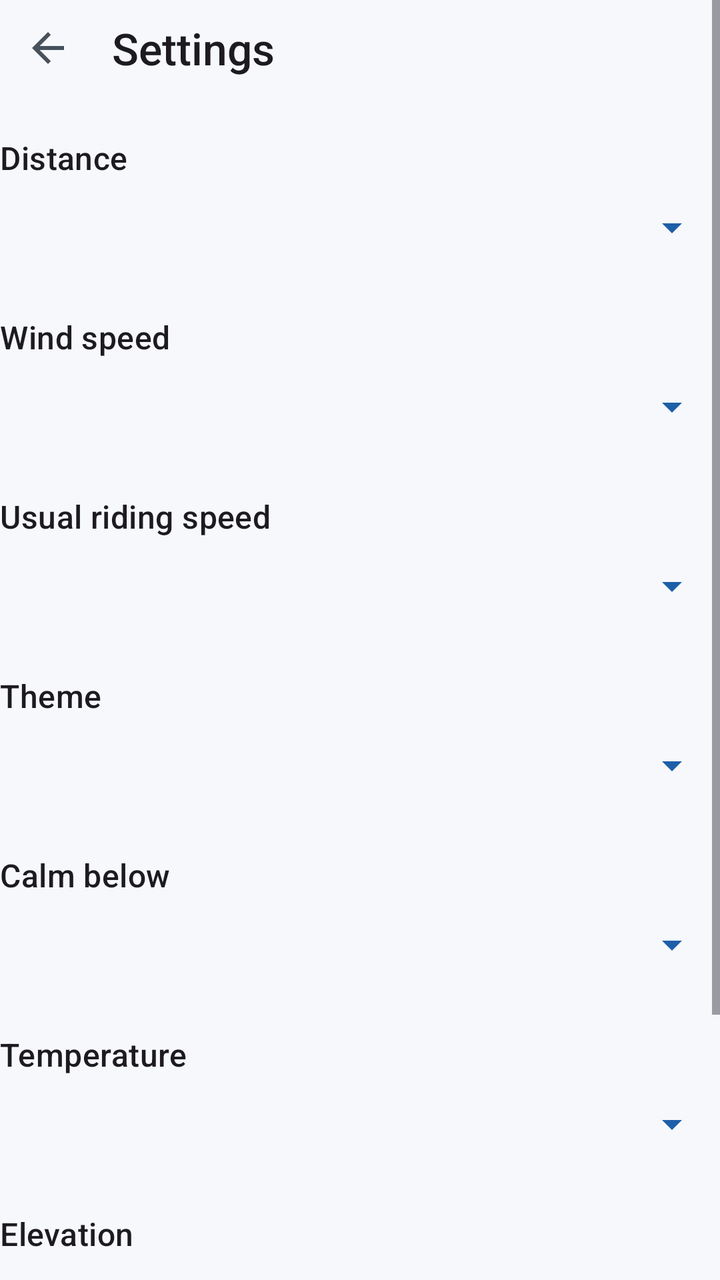
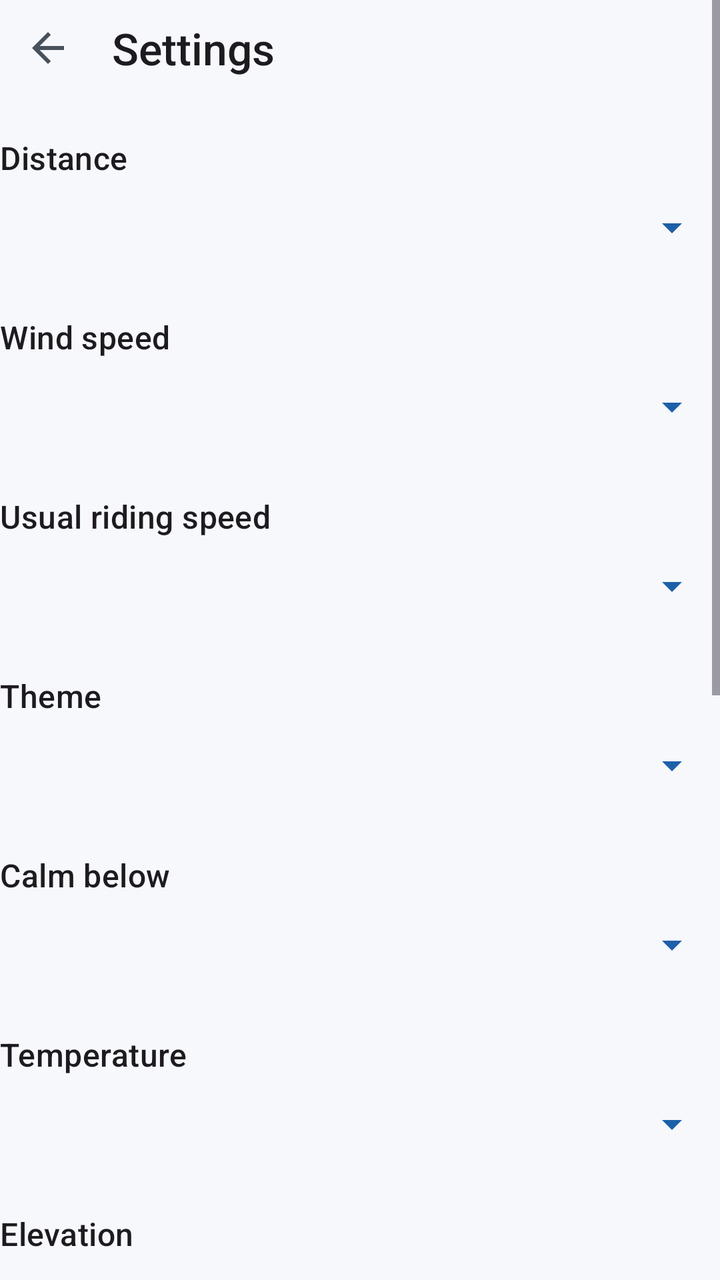

Compare the two renders of this Android layout. The source of the first and the diff that turns it into the second are given below.
<!-- AndroidManifest.xml: application theme Theme.WindRoute -->
<!-- res/layout/activity_settings.xml -->
<?xml version="1.0" encoding="utf-8"?>
<ScrollView xmlns:android="http://schemas.android.com/apk/res/android"
    android:id="@+id/settings_root"
    android:layout_width="match_parent"
    android:layout_height="match_parent"
    android:fillViewport="true">

    <LinearLayout
        android:layout_width="match_parent"
        android:layout_height="wrap_content"
        android:orientation="vertical">

        <LinearLayout
            android:layout_width="match_parent"
            android:layout_height="wrap_content"
            android:gravity="center_vertical"
            android:orientation="horizontal">

            <ImageButton
                android:id="@+id/settings_back"
                android:layout_width="48dp"
                android:layout_height="48dp"
                android:background="?attr/selectableItemBackgroundBorderless"
                android:contentDescription="@string/back"
                android:padding="12dp"
                android:src="@drawable/ic_back" />

            <TextView
                android:layout_width="wrap_content"
                android:layout_height="wrap_content"
                android:layout_marginStart="8dp"
                android:text="@string/settings_title"
                android:textAppearance="@style/TextAppearance.WindRoute.Headline" />
        </LinearLayout>

        <TextView style="@style/Widget.WindRoute.SettingLabel" android:text="@string/setting_distance" />
        <Spinner android:id="@+id/setting_distance" style="@style/Widget.WindRoute.SettingSpinner" />

        <TextView style="@style/Widget.WindRoute.SettingLabel" android:text="@string/setting_wind_speed" />
        <Spinner android:id="@+id/setting_wind_speed" style="@style/Widget.WindRoute.SettingSpinner" />

        <TextView style="@style/Widget.WindRoute.SettingLabel" android:text="@string/setting_riding_speed" />
        <Spinner android:id="@+id/setting_riding_speed" style="@style/Widget.WindRoute.SettingSpinner" />

        <TextView style="@style/Widget.WindRoute.SettingLabel" android:text="@string/setting_theme" />
        <Spinner android:id="@+id/setting_theme" style="@style/Widget.WindRoute.SettingSpinner" />

        <TextView style="@style/Widget.WindRoute.SettingLabel" android:text="@string/setting_calm_below" />
        <Spinner android:id="@+id/setting_calm_below" style="@style/Widget.WindRoute.SettingSpinner" />

        <TextView style="@style/Widget.WindRoute.SettingLabel" android:text="@string/setting_temperature" />
        <Spinner android:id="@+id/setting_temperature" style="@style/Widget.WindRoute.SettingSpinner" />

        <TextView style="@style/Widget.WindRoute.SettingLabel" android:text="@string/setting_elevation" />
        <Spinner android:id="@+id/setting_elevation" style="@style/Widget.WindRoute.SettingSpinner" />

        <TextView
            style="@style/Widget.WindRoute.SettingLabel"
            android:text="@string/about_data_title" />

        <TextView
            android:layout_width="match_parent"
            android:layout_height="wrap_content"
            android:layout_marginTop="6dp"
            android:layout_marginBottom="16dp"
            android:text="@string/about_data_body"
            android:textAppearance="?attr/textAppearanceBodyMedium"
            android:textColor="?attr/colorOnSurfaceVariant" />
    </LinearLayout>
</ScrollView>
<!-- resources referenced by this layout -->
<resources>
  <!-- drawable ic_back (drawable) -->
  <vector xmlns:android="http://schemas.android.com/apk/res/android"
      android:width="24dp" android:height="24dp"
      android:viewportWidth="24" android:viewportHeight="24"
      android:tint="?attr/colorOnSurfaceVariant">
      <path android:fillColor="@android:color/white"
          android:pathData="M20,11H7.83l5.59,-5.59L12,4l-8,8l8,8l1.42,-1.41L7.83,13H20v-2" />
  </vector>
  <string name="about_data_body">Weather and elevation from Open-Meteo.com. Elevation data from Copernicus DEM GLO-90. Routes and maps from Google. Places © OpenStreetMap contributors, under the ODbL.</string>
  <string name="about_data_title">About the data</string>
  <string name="back">Back</string>
  <string name="setting_calm_below">Calm below</string>
  <string name="setting_distance">Distance</string>
  <string name="setting_elevation">Elevation</string>
  <string name="setting_riding_speed">Usual riding speed</string>
  <string name="setting_temperature">Temperature</string>
  <string name="setting_theme">Theme</string>
  <string name="setting_wind_speed">Wind speed</string>
  <string name="settings_title">Settings</string>
  <style name="TextAppearance.WindRoute.Headline" parent="TextAppearance.Material3.TitleLarge">
          <item name="fontFamily">sans-serif-medium</item>
          <item name="android:fontFamily">sans-serif-medium</item>
      </style>
  <style name="Widget.WindRoute.SettingLabel" parent="">
          <item name="android:layout_width">match_parent</item>
          <item name="android:layout_height">wrap_content</item>
          <item name="android:layout_marginTop">20dp</item>
          <item name="android:textAppearance">?attr/textAppearanceTitleMedium</item>
      </style>
  <style name="Widget.WindRoute.SettingSpinner" parent="">
          <item name="android:layout_width">match_parent</item>
          <item name="android:layout_height">48dp</item>
          <item name="android:backgroundTint">?attr/colorPrimary</item>
      </style>
  <style name="Theme.WindRoute" parent="Base.Theme.WindRoute" />
  <color name="brand_primary">#1D5FA8</color>
  <color name="brand_on_primary">#FFFFFF</color>
  <color name="brand_primary_container">#D6E4F7</color>
  <color name="brand_on_primary_container">#0B2C52</color>
  <color name="brand_secondary_container">#DCE5F0</color>
  <color name="brand_on_secondary_container">#1B2A3A</color>
  <color name="brand_surface">#F6F8FB</color>
  <color name="brand_card">#FFFFFF</color>
  <color name="brand_on_surface">#171C22</color>
  <color name="brand_on_surface_variant">#47515C</color>
  <color name="brand_outline">#77828E</color>
  <color name="brand_outline_variant">#C4CCD5</color>
  <!-- unchanged entries left out for length: 1 -->
</resources>

<!-- the commit's change to res/layout/activity_settings.xml (unified diff, before → after) -->
@@ -54,6 +54,20 @@
         <TextView style="@style/Widget.WindRoute.SettingLabel" android:text="@string/setting_elevation" />
         <Spinner android:id="@+id/setting_elevation" style="@style/Widget.WindRoute.SettingSpinner" />
 
+        <TextView style="@style/Widget.WindRoute.SettingLabel" android:text="@string/setting_cues" />
+        <com.google.android.material.materialswitch.MaterialSwitch android:id="@+id/cue_turns"
+            android:layout_width="match_parent" android:layout_height="wrap_content" android:text="@string/cue_turns" />
+        <com.google.android.material.materialswitch.MaterialSwitch android:id="@+id/cue_climbs"
+            android:layout_width="match_parent" android:layout_height="wrap_content" android:text="@string/cue_climbs" />
+        <com.google.android.material.materialswitch.MaterialSwitch android:id="@+id/cue_wind"
+            android:layout_width="match_parent" android:layout_height="wrap_content" android:text="@string/cue_wind" />
+        <com.google.android.material.materialswitch.MaterialSwitch android:id="@+id/cue_gusts"
+            android:layout_width="match_parent" android:layout_height="wrap_content" android:text="@string/cue_gusts" />
+        <TextView style="@style/Widget.WindRoute.SettingLabel" android:text="@string/cue_how_early" />
+        <Spinner android:id="@+id/cue_ahead" style="@style/Widget.WindRoute.SettingSpinner" />
+        <com.google.android.material.materialswitch.MaterialSwitch android:id="@+id/cue_less_talk"
+            android:layout_width="match_parent" android:layout_height="wrap_content" android:text="@string/cue_less_talk" />
+
         <TextView
             style="@style/Widget.WindRoute.SettingLabel"
             android:text="@string/about_data_title" />
<!-- resource entries referenced after the edit -->
@@ -11,7 +11,14 @@
   <string name="about_data_body">Weather and elevation from Open-Meteo.com. Elevation data from Copernicus DEM GLO-90. Routes and maps from Google. Places © OpenStreetMap contributors, under the ODbL.</string>
   <string name="about_data_title">About the data</string>
   <string name="back">Back</string>
+  <string name="cue_climbs">Climbs</string>
+  <string name="cue_gusts">Strong crosswinds</string>
+  <string name="cue_how_early">How early</string>
+  <string name="cue_less_talk">Less talk (only turns and climbs into wind)</string>
+  <string name="cue_turns">Turns</string>
+  <string name="cue_wind">Wind changes</string>
   <string name="setting_calm_below">Calm below</string>
+  <string name="setting_cues">Spoken cues</string>
   <string name="setting_distance">Distance</string>
   <string name="setting_elevation">Elevation</string>
   <string name="setting_riding_speed">Usual riding speed</string>
